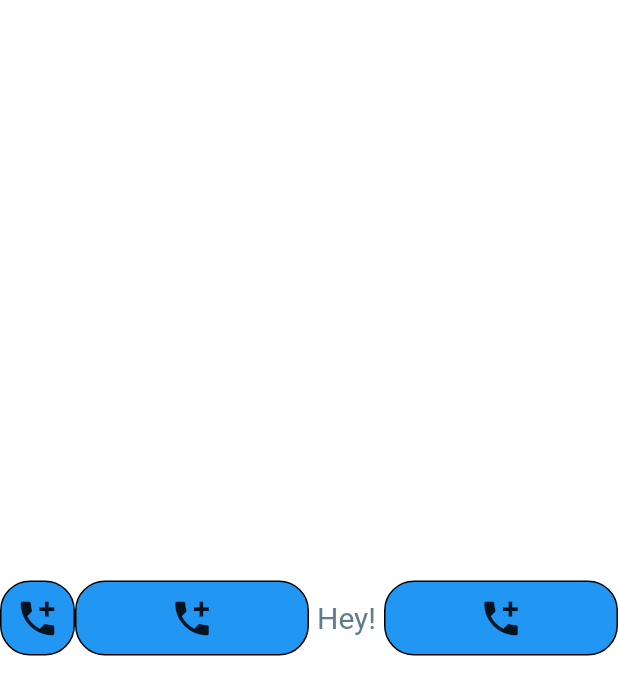
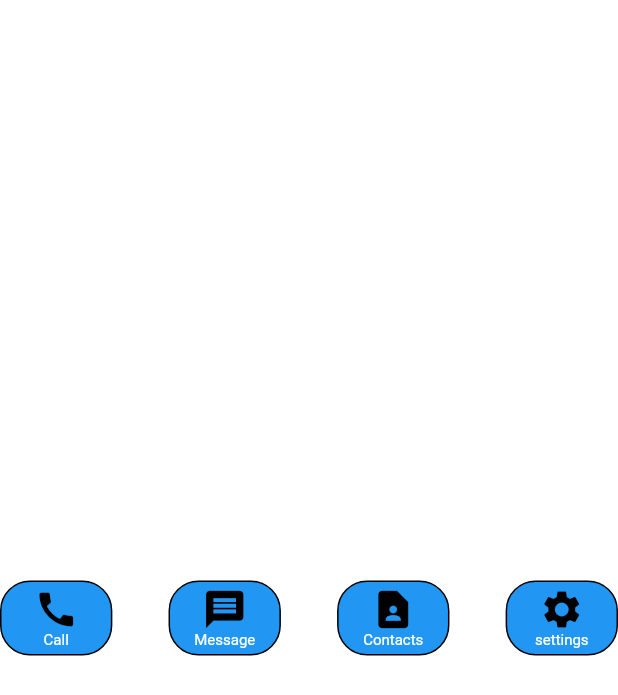
Before and after one commit to aliseylaneh/flutter_practices, a Flutter app: the screen it shows after launch, on a phone screen of 412 x 824 dp. Shown: the top 695 px of the screen. Run offline on Flutter 3.47's test engine with Material 2 defaults, Android fonts, the light colour scheme and no system bars.

Commit message:
7: Using Spacer,Flexible and Icons together with more dynamic view

```diff
--- a/lib/main.dart
+++ b/lib/main.dart
@@ -16,26 +16,69 @@ class MyApp extends StatelessWidget {
       title: 'Flutter Demo',
       home: Row(
         children: [
-          BlueBox(),
+          Flexible(
+              fit: FlexFit.tight,
+              flex: 2,
+              child: BlueBox(
+                  const Icon(
+                    Icons.call,
+                    color: Colors.black,
+                    size: 30,
+                  ),
+                  const DefaultTextStyle(
+                    style: TextStyle(fontSize: 10),
+                    child: Text('Call'),
+                  ))),
+          const Spacer(
+            flex: 1,
+          ),
           Flexible(
             fit: FlexFit.tight,
             flex: 2,
-            child: BlueBox(),
+            child: BlueBox(
+                const Icon(
+                  Icons.message,
+                  color: Colors.black,
+                  size: 30,
+                ),
+                const DefaultTextStyle(
+                  style: TextStyle(fontSize: 10),
+                  child: Text('Message'),
+                )),
           ),
-          const SizedBox(
-              width: 50,
-              child: DefaultTextStyle(
-                  style: TextStyle(
-                    fontSize: 20,
-                    color: Colors.blueGrey,
-                  ),
-                  child: Text(
-                    textAlign: TextAlign.center,
-                    'Hey!',
-                  ))),
-          Expanded(
+          const Spacer(
+            flex: 1,
+          ),
+          Flexible(
+            fit: FlexFit.tight,
             flex: 2,
-            child: BlueBox(),
+            child: BlueBox(
+                const Icon(
+                  Icons.contact_page,
+                  color: Colors.black,
+                  size: 30,
+                ),
+                const DefaultTextStyle(
+                  style: TextStyle(fontSize: 10),
+                  child: Text('Contacts'),
+                )),
+          ),
+          const Spacer(
+            flex: 1,
+          ),
+          Flexible(
+            fit: FlexFit.tight,
+            flex: 2,
+            child: BlueBox(
+                const Icon(
+                  Icons.settings,
+                  color: Colors.black,
+                  size: 30,
+                ),
+                const DefaultTextStyle(
+                  style: TextStyle(fontSize: 10),
+                  child: Text('settings'),
+                )),
           ),
         ],
       ),
@@ -44,6 +87,11 @@ class MyApp extends StatelessWidget {
 }
 
 class BlueBox extends StatelessWidget {
+  BlueBox(this.specificIcon, this.myButtonText);
+
+  final Icon specificIcon;
+  final DefaultTextStyle myButtonText;
+
   @override
   Widget build(BuildContext context) {
     return Container(
@@ -54,11 +102,9 @@ class BlueBox extends StatelessWidget {
         color: Colors.blue,
         border: Border.all(),
       ),
-      child: Row(
+      child: Column(
         mainAxisAlignment: MainAxisAlignment.center,
-        children: const [
-          Icon(size: 30, Icons.add_call),
-        ],
+        children: [specificIcon, myButtonText],
       ),
     );
   }
```
